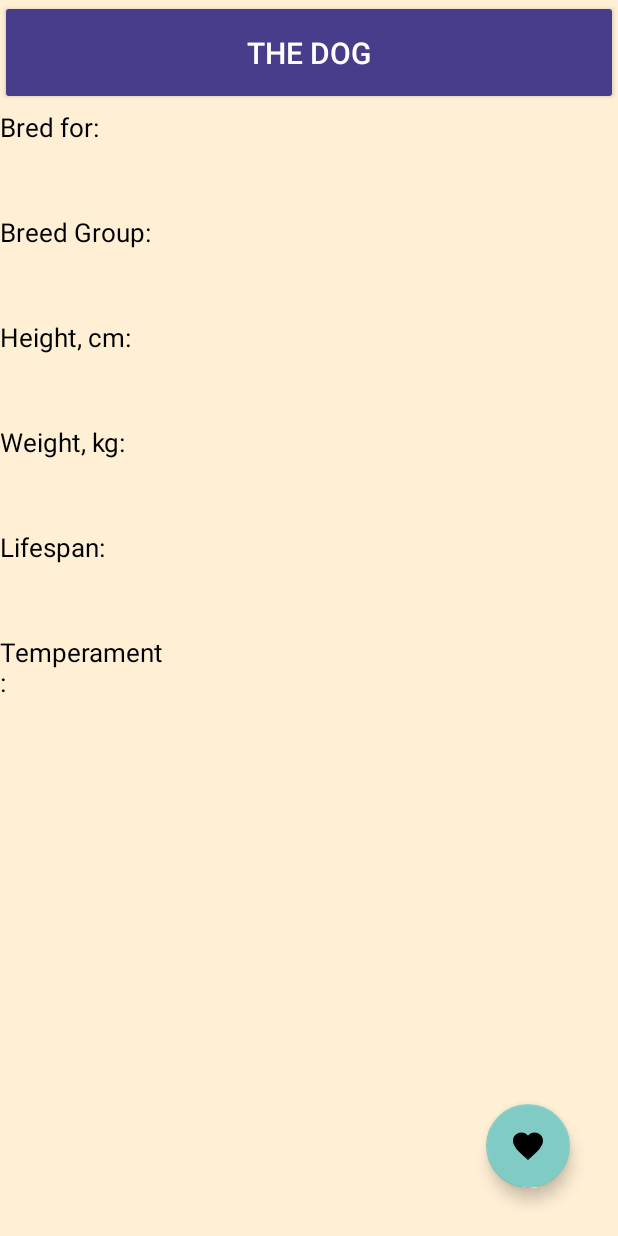
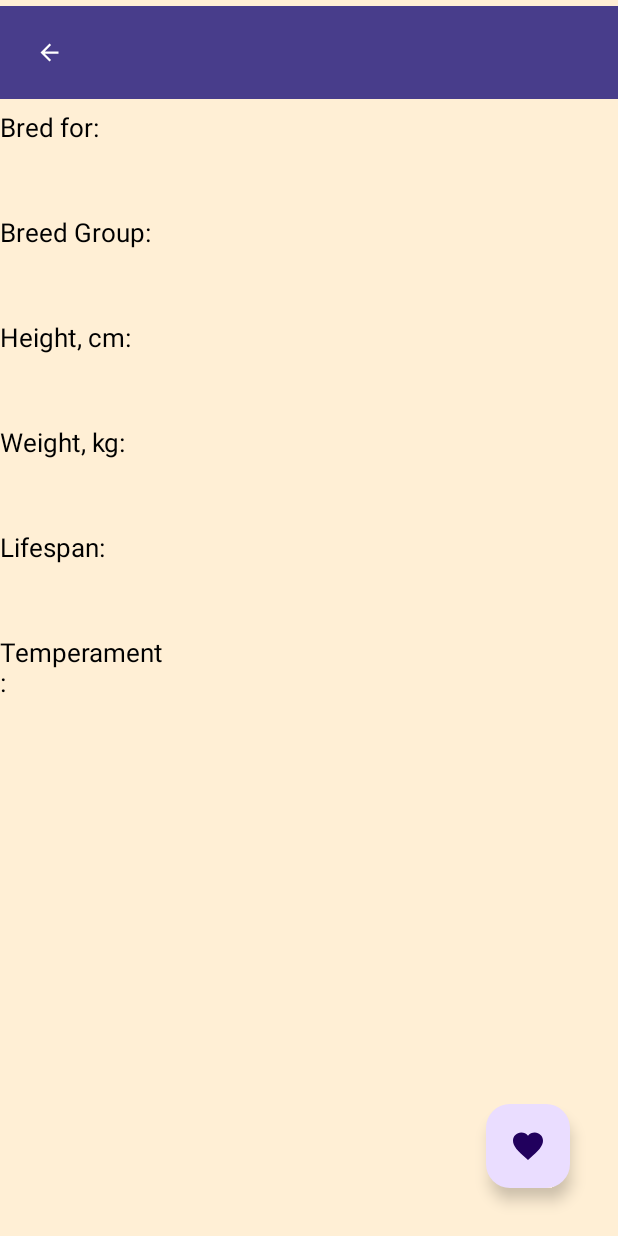
Before and after one commit to shikiwiki/TheDog, an Android app: the layout fragment_details.xml on its own in the app's theme, with its tools: preview values and no code run, on a phone screen of 412 x 824 dp. Run offline under Robolectric (Android 15) with nearby library versions, the phone set to English and light mode, and no system bars.

```diff
--- a/presentation/src/main/res/layout/fragment_details.xml
+++ b/presentation/src/main/res/layout/fragment_details.xml
@@ -14,13 +14,11 @@
         android:backgroundTint="@color/dark_slate_blue"
         android:clickable="true"
         android:focusable="true"
-        android:text="@string/the_dog"
         android:textColor="@color/white"
         android:textSize="20sp"
         app:cornerRadius="0dp"
         app:icon="@drawable/baseline_arrow_back_24"
         app:iconTint="@color/white"
-        app:layout_constraintBottom_toTopOf="@id/scrollView"
         app:layout_constraintEnd_toEndOf="parent"
         app:layout_constraintStart_toStartOf="parent"
         app:layout_constraintTop_toTopOf="parent" />
--- a/presentation/src/main/res/values-night/themes.xml
+++ b/presentation/src/main/res/values-night/themes.xml
@@ -1,6 +1,6 @@
 <resources>
     <!-- Base application theme. -->
-    <style name="Base.Theme.TheDog" parent="Theme.AppCompat.NoActionBar">
+    <style name="Base.Theme.TheDog" parent="Theme.Material3.DayNight.NoActionBar">
         <!-- Customize your dark theme here. -->
         <!-- <item name="colorPrimary">@color/my_dark_primary</item> -->
     </style>
--- a/presentation/src/main/res/values/themes.xml
+++ b/presentation/src/main/res/values/themes.xml
@@ -1,5 +1,5 @@
 <resources>
-    <style name="Base.Theme.TheDog" parent="Theme.AppCompat.NoActionBar">
+    <style name="Base.Theme.TheDog" parent="Theme.Material3.DayNight.NoActionBar">
         <item name="colorPrimary">@color/main_background</item>
         <item name="colorPrimaryVariant">@color/fragment_background</item>
         <item name="android:statusBarColor">@color/salmon</item>
```
